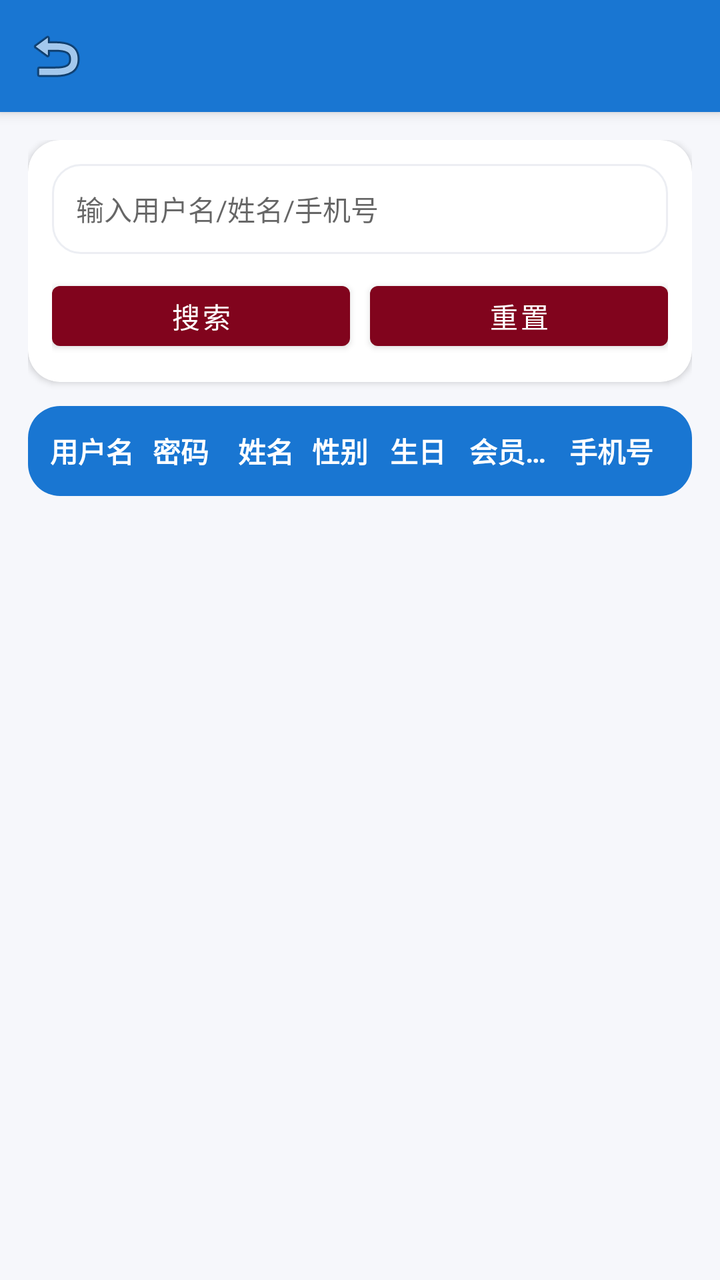
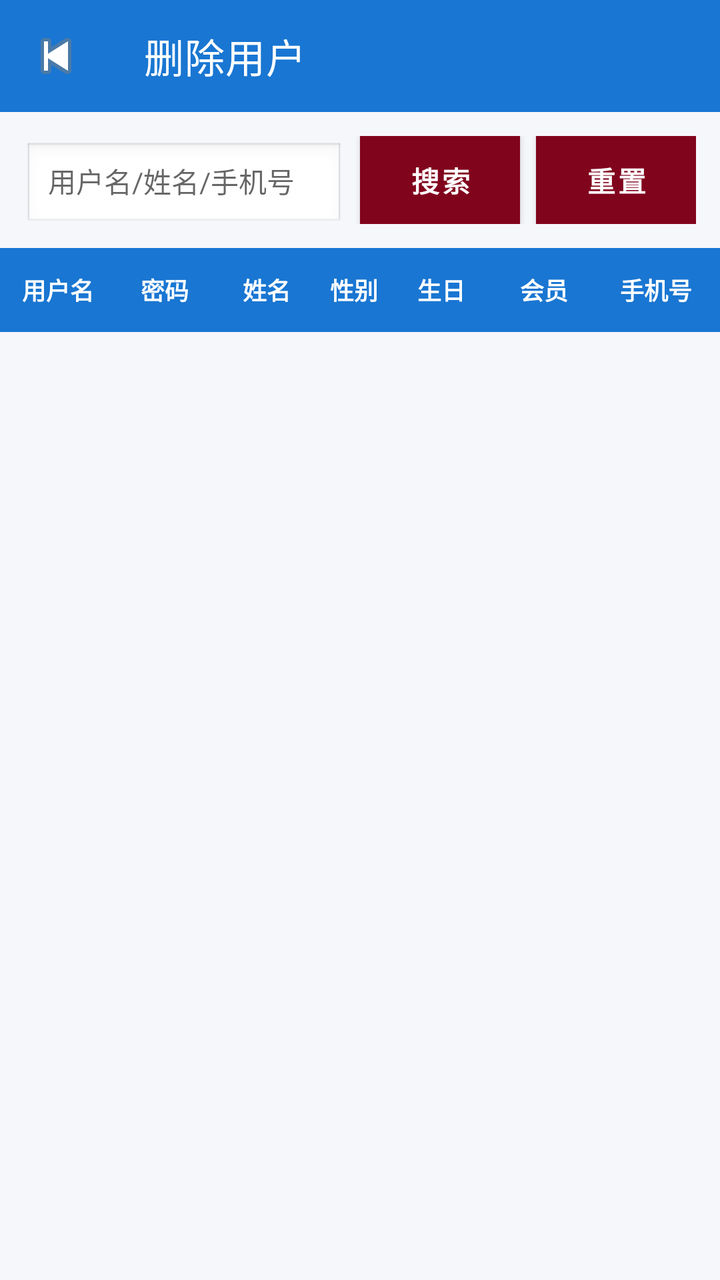

Screens rendered from an Android XML layout before and after an edit, with the pre-edit source and the edit as a unified diff.
<!-- AndroidManifest.xml: application theme AppTheme -->
<!-- res/layout/activity_admin_delete_users.xml -->
<?xml version="1.0" encoding="utf-8"?>
<androidx.coordinatorlayout.widget.CoordinatorLayout
    xmlns:android="http://schemas.android.com/apk/res/android"
    xmlns:app="http://schemas.android.com/apk/res-auto"
    android:layout_width="match_parent"
    android:layout_height="match_parent"
    android:background="#F6F7FB">

    <com.google.android.material.appbar.AppBarLayout
        android:layout_width="match_parent"
        android:layout_height="wrap_content">

        <com.google.android.material.appbar.MaterialToolbar
            android:id="@+id/adminUserDeleteTopBar"
            android:layout_width="match_parent"
            android:layout_height="wrap_content"
            android:background="@color/colorPrimary"
            android:title="删除用户"
            android:titleTextColor="@color/white"
            app:navigationIcon="@android:drawable/ic_menu_revert"/>
    </com.google.android.material.appbar.AppBarLayout>

    <LinearLayout
        android:layout_width="match_parent"
        android:layout_height="match_parent"
        android:orientation="vertical"
        android:padding="14dp"
        app:layout_behavior="@string/appbar_scrolling_view_behavior">

        <com.google.android.material.card.MaterialCardView
            android:layout_width="match_parent"
            android:layout_height="wrap_content"
            app:cardCornerRadius="16dp"
            app:cardElevation="2dp">

            <LinearLayout
                android:layout_width="match_parent"
                android:layout_height="wrap_content"
                android:padding="12dp"
                android:orientation="vertical">

                <EditText
                    android:id="@+id/et_keyword"
                    android:layout_width="match_parent"
                    android:layout_height="45dp"
                    android:hint="输入用户名/姓名/手机号"
                    android:background="@drawable/bg_admin_card"
                    android:paddingStart="12dp"
                    android:paddingEnd="12dp"
                    android:textSize="14sp"/>

                <LinearLayout
                    android:layout_width="match_parent"
                    android:layout_height="wrap_content"
                    android:orientation="horizontal"
                    android:layout_marginTop="10dp">

                    <Button
                        android:id="@+id/btn_search"
                        android:layout_width="0dp"
                        android:layout_height="42dp"
                        android:layout_weight="1"
                        android:text="搜索"/>

                    <Button
                        android:id="@+id/btn_reset"
                        android:layout_width="0dp"
                        android:layout_height="42dp"
                        android:layout_weight="1"
                        android:layout_marginStart="10dp"
                        android:text="重置"/>
                </LinearLayout>
            </LinearLayout>
        </com.google.android.material.card.MaterialCardView>

        
        <com.google.android.material.card.MaterialCardView
            android:layout_width="match_parent"
            android:layout_height="wrap_content"
            android:layout_marginTop="12dp"
            app:cardCornerRadius="16dp"
            app:cardElevation="1dp">

            <LinearLayout
                android:layout_width="match_parent"
                android:layout_height="45dp"
                android:orientation="horizontal"
                android:gravity="center_vertical"
                android:paddingStart="10dp"
                android:paddingEnd="10dp"
                android:background="@color/colorPrimary">

                <TextView android:layout_width="0dp" android:layout_height="wrap_content"
                    android:layout_weight="1.2" android:text="用户名"
                    android:textColor="@color/white" android:textStyle="bold"
                    android:gravity="center" android:singleLine="true"/>

                <TextView android:layout_width="0dp" android:layout_height="wrap_content"
                    android:layout_weight="1.2" android:text="密码"
                    android:textColor="@color/white" android:textStyle="bold"
                    android:gravity="center" android:singleLine="true"/>

                <TextView android:layout_width="0dp" android:layout_height="wrap_content"
                    android:layout_weight="1.1" android:text="姓名"
                    android:textColor="@color/white" android:textStyle="bold"
                    android:gravity="center" android:singleLine="true"/>

                <TextView android:layout_width="0dp" android:layout_height="wrap_content"
                    android:layout_weight="0.9" android:text="性别"
                    android:textColor="@color/white" android:textStyle="bold"
                    android:gravity="center" android:singleLine="true"/>

                <TextView android:layout_width="0dp" android:layout_height="wrap_content"
                    android:layout_weight="1.2" android:text="生日"
                    android:textColor="@color/white" android:textStyle="bold"
                    android:gravity="center" android:singleLine="true"/>

                <TextView android:layout_width="0dp" android:layout_height="wrap_content"
                    android:layout_weight="1.2" android:text="会员状态"
                    android:textColor="@color/white" android:textStyle="bold"
                    android:gravity="center" android:singleLine="true"/>

                <TextView android:layout_width="0dp" android:layout_height="wrap_content"
                    android:layout_weight="1.6" android:text="手机号"
                    android:textColor="@color/white" android:textStyle="bold"
                    android:gravity="center" android:singleLine="true"/>
            </LinearLayout>
        </com.google.android.material.card.MaterialCardView>

        <ListView
            android:id="@+id/edit_reader_list"
            android:layout_width="match_parent"
            android:layout_height="0dp"
            android:layout_weight="1"
            android:layout_marginTop="10dp"
            android:divider="@android:color/transparent"
            android:dividerHeight="8dp"/>

    </LinearLayout>
</androidx.coordinatorlayout.widget.CoordinatorLayout>
<!-- resources referenced by this layout -->
<resources>
  <color name="colorPrimary">#1976D2</color>
  <color name="white">#FFFFFFFF</color>
  <!-- drawable bg_admin_card (drawable) -->
  <?xml version="1.0" encoding="utf-8"?>
  <shape xmlns:android="http://schemas.android.com/apk/res/android">
      <solid android:color="#FFFFFF"/>
      <corners android:radius="14dp"/>
      <stroke android:width="1dp" android:color="#ECEEF3"/>
  </shape>
  <style name="AppTheme" parent="Theme.MaterialComponents.Light.NoActionBar">
          <item name="colorPrimary">#81041D</item>
          <item name="colorPrimaryVariant">#80041D</item>
          <item name="colorSecondary">#81041D</item>
      </style>
</resources>

<!-- the commit's change to res/layout/activity_admin_delete_users.xml (unified diff, before → after) -->
@@ -1,140 +1,100 @@
 <?xml version="1.0" encoding="utf-8"?>
-<androidx.coordinatorlayout.widget.CoordinatorLayout
-    xmlns:android="http://schemas.android.com/apk/res/android"
+<LinearLayout xmlns:android="http://schemas.android.com/apk/res/android"
     xmlns:app="http://schemas.android.com/apk/res-auto"
     android:layout_width="match_parent"
     android:layout_height="match_parent"
-    android:background="#F6F7FB">
+    android:background="#F6F7FB"
+    android:orientation="vertical">
 
-    <com.google.android.material.appbar.AppBarLayout
+    <com.google.android.material.appbar.MaterialToolbar
+        android:id="@+id/adminUserDeleteTopBar"
         android:layout_width="match_parent"
-        android:layout_height="wrap_content">
-
-        <com.google.android.material.appbar.MaterialToolbar
-            android:id="@+id/adminUserDeleteTopBar"
-            android:layout_width="match_parent"
-            android:layout_height="wrap_content"
-            android:background="@color/colorPrimary"
-            android:title="删除用户"
-            android:titleTextColor="@color/white"
-            app:navigationIcon="@android:drawable/ic_menu_revert"/>
-    </com.google.android.material.appbar.AppBarLayout>
+        android:layout_height="56dp"
+        android:background="@color/colorPrimary"
+        app:title="删除用户"
+        app:titleTextColor="@android:color/white"
+        app:navigationIcon="@android:drawable/ic_media_previous" />
 
     <LinearLayout
         android:layout_width="match_parent"
+        android:layout_height="wrap_content"
+        android:padding="12dp"
+        android:orientation="horizontal">
+
+        <EditText
+            android:id="@+id/et_keyword"
+            android:layout_width="0dp"
+            android:layout_height="44dp"
+            android:layout_weight="1"
+            android:background="@android:drawable/edit_text"
+            android:hint="用户名/姓名/手机号"
+            android:paddingStart="12dp"
+            android:paddingEnd="12dp"
+            android:textSize="14sp" />
+
+        <Button
+            android:id="@+id/btn_search"
+            android:layout_width="80dp"
+            android:layout_height="44dp"
+            android:layout_marginStart="8dp"
+            android:background="@color/colorPrimary"
+            android:text="搜索"
+            android:textColor="@android:color/white"
+            android:textStyle="bold" />
+
+        <Button
+            android:id="@+id/btn_reset"
+            android:layout_width="80dp"
+            android:layout_height="44dp"
+            android:layout_marginStart="8dp"
+            android:background="#B0BEC5"
+            android:text="重置"
+            android:textColor="@android:color/white"
+            android:textStyle="bold" />
+    </LinearLayout>
+
+    
+    <LinearLayout
+        android:layout_width="match_parent"
+        android:layout_height="42dp"
+        android:orientation="horizontal"
+        android:gravity="center"
+        android:background="@color/colorPrimary">
+
+        <TextView android:layout_width="0dp" android:layout_height="wrap_content" android:layout_weight="1.2"
+            android:text="用户名" android:textColor="@android:color/white" android:textStyle="bold"
+            android:gravity="center" android:textSize="12sp"/>
+
+        <TextView android:layout_width="0dp" android:layout_height="wrap_content" android:layout_weight="1.0"
+            android:text="密码" android:textColor="@android:color/white" android:textStyle="bold"
+            android:gravity="center" android:textSize="12sp"/>
+
+        <TextView android:layout_width="0dp" android:layout_height="wrap_content" android:layout_weight="1.1"
+            android:text="姓名" android:textColor="@android:color/white" android:textStyle="bold"
+            android:gravity="center" android:textSize="12sp"/>
+
+        <TextView android:layout_width="0dp" android:layout_height="wrap_content" android:layout_weight="0.7"
+            android:text="性别" android:textColor="@android:color/white" android:textStyle="bold"
+            android:gravity="center" android:textSize="12sp"/>
+
+        <TextView android:layout_width="0dp" android:layout_height="wrap_content" android:layout_weight="1.1"
+            android:text="生日" android:textColor="@android:color/white" android:textStyle="bold"
+            android:gravity="center" android:textSize="12sp"/>
+
+        <TextView android:layout_width="0dp" android:layout_height="wrap_content" android:layout_weight="1.0"
+            android:text="会员" android:textColor="@android:color/white" android:textStyle="bold"
+            android:gravity="center" android:textSize="12sp"/>
+
+        <TextView android:layout_width="0dp" android:layout_height="wrap_content" android:layout_weight="1.3"
+            android:text="手机号" android:textColor="@android:color/white" android:textStyle="bold"
+            android:gravity="center" android:textSize="12sp"/>
+    </LinearLayout>
+
+    <ListView
+        android:id="@+id/edit_reader_list"
+        android:layout_width="match_parent"
         android:layout_height="match_parent"
-        android:orientation="vertical"
-        android:padding="14dp"
-        app:layout_behavior="@string/appbar_scrolling_view_behavior">
-
-        <com.google.android.material.card.MaterialCardView
-            android:layout_width="match_parent"
-            android:layout_height="wrap_content"
-            app:cardCornerRadius="16dp"
-            app:cardElevation="2dp">
-
-            <LinearLayout
-                android:layout_width="match_parent"
-                android:layout_height="wrap_content"
-                android:padding="12dp"
-                android:orientation="vertical">
-
-                <EditText
-                    android:id="@+id/et_keyword"
-                    android:layout_width="match_parent"
-                    android:layout_height="45dp"
-                    android:hint="输入用户名/姓名/手机号"
-                    android:background="@drawable/bg_admin_card"
-                    android:paddingStart="12dp"
-                    android:paddingEnd="12dp"
-                    android:textSize="14sp"/>
-
-                <LinearLayout
-                    android:layout_width="match_parent"
-                    android:layout_height="wrap_content"
-                    android:orientation="horizontal"
-                    android:layout_marginTop="10dp">
-
-                    <Button
-                        android:id="@+id/btn_search"
-                        android:layout_width="0dp"
-                        android:layout_height="42dp"
-                        android:layout_weight="1"
-                        android:text="搜索"/>
-
-                    <Button
-                        android:id="@+id/btn_reset"
-                        android:layout_width="0dp"
-                        android:layout_height="42dp"
-                        android:layout_weight="1"
-                        android:layout_marginStart="10dp"
-                        android:text="重置"/>
-                </LinearLayout>
-            </LinearLayout>
-        </com.google.android.material.card.MaterialCardView>
-
-        
-        <com.google.android.material.card.MaterialCardView
-            android:layout_width="match_parent"
-            android:layout_height="wrap_content"
-            android:layout_marginTop="12dp"
-            app:cardCornerRadius="16dp"
-            app:cardElevation="1dp">
-
-            <LinearLayout
-                android:layout_width="match_parent"
-                android:layout_height="45dp"
-                android:orientation="horizontal"
-                android:gravity="center_vertical"
-                android:paddingStart="10dp"
-                android:paddingEnd="10dp"
-                android:background="@color/colorPrimary">
-
-                <TextView android:layout_width="0dp" android:layout_height="wrap_content"
-                    android:layout_weight="1.2" android:text="用户名"
-                    android:textColor="@color/white" android:textStyle="bold"
-                    android:gravity="center" android:singleLine="true"/>
-
-                <TextView android:layout_width="0dp" android:layout_height="wrap_content"
-                    android:layout_weight="1.2" android:text="密码"
-                    android:textColor="@color/white" android:textStyle="bold"
-                    android:gravity="center" android:singleLine="true"/>
-
-                <TextView android:layout_width="0dp" android:layout_height="wrap_content"
-                    android:layout_weight="1.1" android:text="姓名"
-                    android:textColor="@color/white" android:textStyle="bold"
-                    android:gravity="center" android:singleLine="true"/>
-
-                <TextView android:layout_width="0dp" android:layout_height="wrap_content"
-                    android:layout_weight="0.9" android:text="性别"
-                    android:textColor="@color/white" android:textStyle="bold"
-                    android:gravity="center" android:singleLine="true"/>
-
-                <TextView android:layout_width="0dp" android:layout_height="wrap_content"
-                    android:layout_weight="1.2" android:text="生日"
-                    android:textColor="@color/white" android:textStyle="bold"
-                    android:gravity="center" android:singleLine="true"/>
-
-                <TextView android:layout_width="0dp" android:layout_height="wrap_content"
-                    android:layout_weight="1.2" android:text="会员状态"
-                    android:textColor="@color/white" android:textStyle="bold"
-                    android:gravity="center" android:singleLine="true"/>
-
-                <TextView android:layout_width="0dp" android:layout_height="wrap_content"
-                    android:layout_weight="1.6" android:text="手机号"
-                    android:textColor="@color/white" android:textStyle="bold"
-                    android:gravity="center" android:singleLine="true"/>
-            </LinearLayout>
-        </com.google.android.material.card.MaterialCardView>
-
-        <ListView
-            android:id="@+id/edit_reader_list"
-            android:layout_width="match_parent"
-            android:layout_height="0dp"
-            android:layout_weight="1"
-            android:layout_marginTop="10dp"
-            android:divider="@android:color/transparent"
-            android:dividerHeight="8dp"/>
-
-    </LinearLayout>
-</androidx.coordinatorlayout.widget.CoordinatorLayout>
+        android:divider="@android:color/transparent"
+        android:dividerHeight="8dp"
+        android:padding="12dp"/>
+</LinearLayout>
<!-- resource entries referenced after the edit -->
@@ -1,14 +1,6 @@
 <!-- resources referenced by this layout -->
 <resources>
   <color name="colorPrimary">#1976D2</color>
-  <color name="white">#FFFFFFFF</color>
-  <!-- drawable bg_admin_card (drawable) -->
-  <?xml version="1.0" encoding="utf-8"?>
-  <shape xmlns:android="http://schemas.android.com/apk/res/android">
-      <solid android:color="#FFFFFF"/>
-      <corners android:radius="14dp"/>
-      <stroke android:width="1dp" android:color="#ECEEF3"/>
-  </shape>
   <style name="AppTheme" parent="Theme.MaterialComponents.Light.NoActionBar">
           <item name="colorPrimary">#81041D</item>
           <item name="colorPrimaryVariant">#80041D</item>
